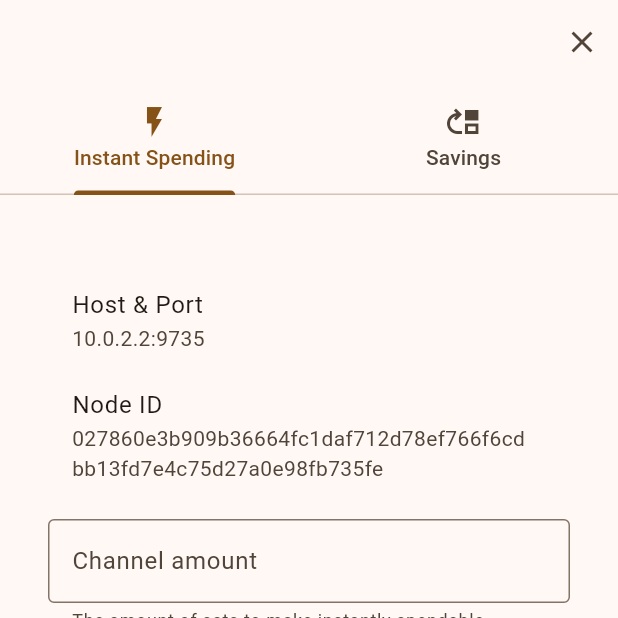
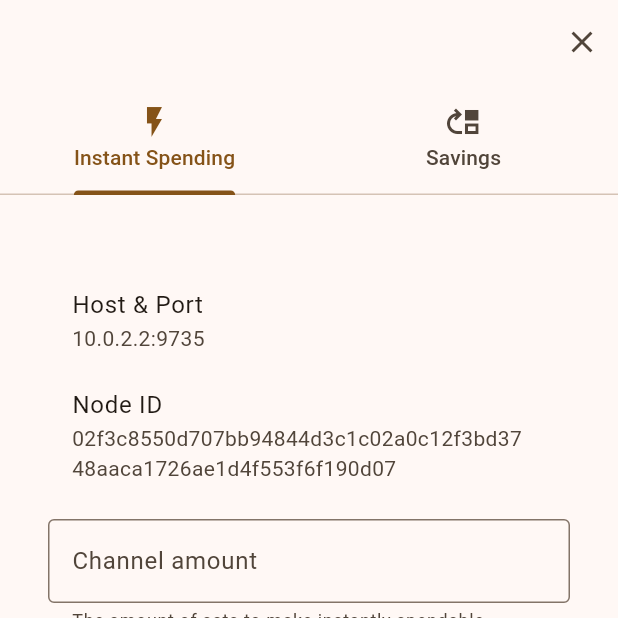
Before and after one commit to belgian-bitcoin-embassy/mobile-dev-workshops, a Flutter app: the ReservedAmountActionsBottomSheet screen opened directly with empty values, on a phone screen of 412 x 824 dp, the top half of it. Run offline on Flutter 3.47's test engine with Material 3 defaults, Android fonts, the phone set to English and light mode, and no system bars; our stand-ins replace equatable, flutter_secure_storage, flutter_svg, qr_flutter; missing offline and left inert: bdk_flutter, ldk_node; accounts and stored records are empty.

Commit message:
upgrade deps

```diff
--- a/bitcoin_flutter_app/lib/features/reserved_amount_actions/open_channel/open_channel_tab.dart
+++ b/bitcoin_flutter_app/lib/features/reserved_amount_actions/open_channel/open_channel_tab.dart
@@ -5,7 +5,6 @@ import 'package:bitcoin_flutter_app/features/reserved_amount_actions/open_channe
 import 'package:bitcoin_flutter_app/features/reserved_amount_actions/open_channel/open_channel_state.dart';
 import 'package:bitcoin_flutter_app/services/wallet_service.dart';
 import 'package:flutter/material.dart';
-import 'package:flutter/services.dart';
 
 class OpenChannelTab extends StatefulWidget {
   const OpenChannelTab({required this.walletService, super.key});
@@ -21,7 +20,7 @@ class OpenChannelTabState extends State<OpenChannelTab> {
     host: Platform.isAndroid ? '10.0.2.2' : '127.0.0.1',
     port: 9735,
     nodeId:
-        '027860e3b909b36664fc1daf712d78ef766f6cdbb13fd7e4c75d27a0e98fb735fe',
+        '02f3c8550d707bb94844d3c1c02a0c12f3bd3748aaca1726ae1d4f553f6f190d07',
     announceChannel: true,
   );
   late OpenChannelController _controller;
--- a/bitcoin_flutter_app/lib/features/wallet_actions/send/send_state.dart
+++ b/bitcoin_flutter_app/lib/features/wallet_actions/send/send_state.dart
@@ -1,5 +1,4 @@
 import 'package:bitcoin_flutter_app/enums/wallet_type.dart';
-import 'package:bitcoin_flutter_app/features/wallet_actions/send/send_controller.dart';
 import 'package:equatable/equatable.dart';
 import 'package:flutter/material.dart';
 
```
Also changed, not shown: bitcoin_flutter_app/pubspec.lock.
